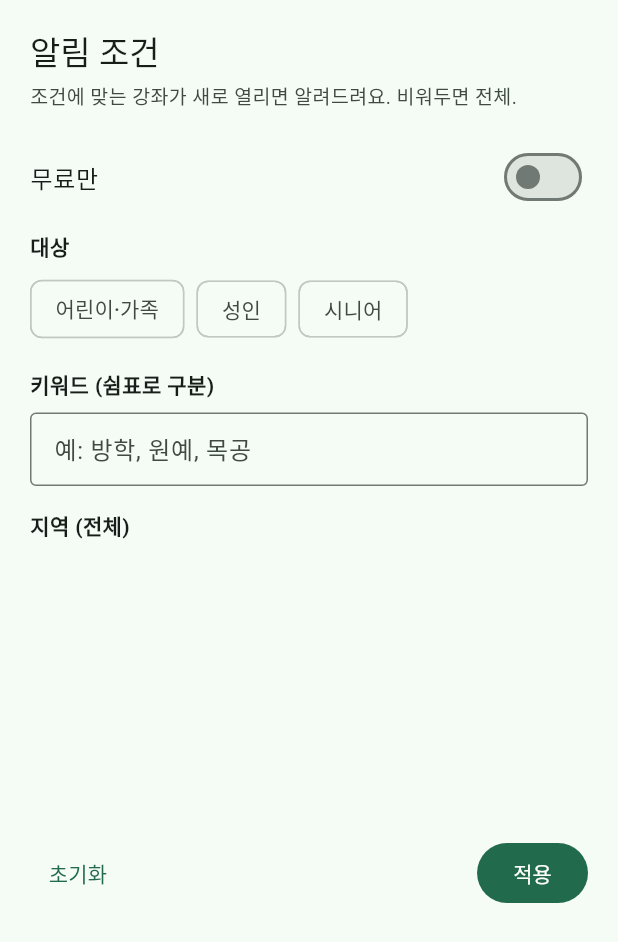
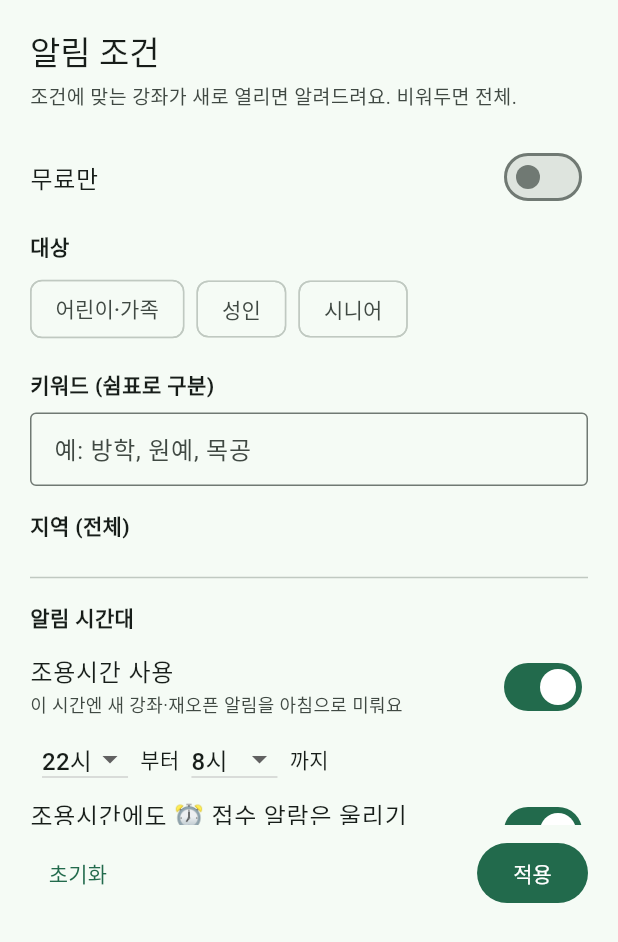
Before and after one commit to sooya8922/chwiso-allimi, a Flutter app: the FilterSheet widget shown alone on an empty page, opened directly with empty values, on a phone screen of 412 x 824 dp. Shown: the top 942 px of the screen. Run offline on Flutter 3.47's test engine with Material 3 defaults, Android fonts, the phone set to English and light mode, and no system bars; our stand-ins replace flutter_local_notifications, shared_preferences, timezone; missing offline and left inert: workmanager; accounts and stored records are empty; network calls fail; statements that could not run were skipped.

Commit message:
v0.2.5: 조용시간 사용자 설정 — on/off·시작/끝 시각·알람 예외 여부(필터 시트), 엣지 테스트 10종

```diff
--- a/app/lib/logic/notif_planner.dart
+++ b/app/lib/logic/notif_planner.dart
@@ -40,10 +40,52 @@ class PlannedAlarm {
 /// 현재 KST 월클럭(naive) — 기기 TZ가 한국이 아니어도(해외여행 엣지) 데이터(KST)와 일관되게 비교.
 DateTime kstNow() => DateTime.now().toUtc().add(const Duration(hours: 9));
 
-/// 조용시간(KST 22:00~07:59) — 즉시알림(신규/재오픈)은 이 시간대에 발송하지 않고
-/// 다음 주간 확인 때로 미룬다(밤새 발견돼도 손해 없는 배치성 소식이라 — M4 사용자 피드백).
-/// ⏰ 광클 알람은 예외: 자정 오픈을 잡으려고 건 알람은 울리는 게 목적.
-bool inQuietHours(DateTime now) => now.hour >= 22 || now.hour < 8;
+/// 조용시간 설정 — 사용자가 지정(기본 22시~8시). 즉시알림(신규/재오픈)은 이 시간대에
+/// 발송하지 않고 다음 주간 확인 때로 미룬다(배치성 소식이라 늦어도 손해 없음 — M4 피드백).
+/// [alarmsExempt]=true(기본)면 ⏰ 광클 알람은 예외(자정 오픈을 잡으려고 건 알람은 울리는 게 목적),
+/// false면 알람도 조용시간에 걸리는 건 예약하지 않는다.
+class QuietConfig {
+  final bool enabled;
+  final int startHour; // 0~23
+  final int endHour; // 0~23 (start>end면 자정 걸침)
+  final bool alarmsExempt;
+
+  const QuietConfig({this.enabled = true, this.startHour = 22, this.endHour = 8, this.alarmsExempt = true});
+
+  Map<String, dynamic> toJson() =>
+      {'enabled': enabled, 'startHour': startHour, 'endHour': endHour, 'alarmsExempt': alarmsExempt};
+
+  factory QuietConfig.fromJson(Map<String, dynamic> j) => QuietConfig(
+        enabled: (j['enabled'] ?? true) as bool,
+        startHour: ((j['startHour'] ?? 22) as int).clamp(0, 23),
+        endHour: ((j['endHour'] ?? 8) as int).clamp(0, 23),
+        alarmsExempt: (j['alarmsExempt'] ?? true) as bool,
+      );
+
+  QuietConfig copyWith({bool? enabled, int? startHour, int? endHour, bool? alarmsExempt}) => QuietConfig(
+        enabled: enabled ?? this.enabled,
+        startHour: startHour ?? this.startHour,
+        endHour: endHour ?? this.endHour,
+        alarmsExempt: alarmsExempt ?? this.alarmsExempt,
+      );
+}
+
+/// 지금이 조용시간인가. 자정 걸침(22→8)과 안 걸침(13→18) 모두 지원.
+/// 엣지: start==end는 빈 창(조용시간 없음)으로 정의.
+bool inQuietHours(DateTime now, [QuietConfig cfg = const QuietConfig()]) {
+  if (!cfg.enabled || cfg.startHour == cfg.endHour) return false;
+  final h = now.hour;
+  return cfg.startHour < cfg.endHour
+      ? (h >= cfg.startHour && h < cfg.endHour)
+      : (h >= cfg.startHour || h < cfg.endHour);
+}
+
+/// 알람 목록에 조용시간 정책 적용 — alarmsExempt면 그대로, 아니면 조용시간에
+/// 울릴 알람 제거(미루면 접수 시작을 지나버려 의미가 없으므로 제거가 정직하다).
+List<PlannedAlarm> applyQuietToAlarms(List<PlannedAlarm> alarms, QuietConfig cfg) {
+  if (cfg.alarmsExempt) return alarms;
+  return alarms.where((a) => !inQuietHours(a.at, cfg)).toList();
+}
 
 /// 오픈까지 남은 시간 라벨 — 반드시 '지금' 기준으로 계산(feed의 lead_min은 생성시점 기준이라
 /// 그대로 쓰면 "09시 시작인데 3시간 후" 같은 어긋남이 생긴다 — M4 실기기 실측 버그).
--- a/app/lib/widgets/filter_sheet.dart
+++ b/app/lib/widgets/filter_sheet.dart
@@ -1,13 +1,19 @@
 import 'package:flutter/material.dart';
 
 import '../logic/matcher.dart';
+import '../logic/notif_planner.dart';
+
+/// 필터 시트 결과 — 구독조건 + 조용시간 설정
+typedef FilterResult = ({Subscription sub, QuietConfig quiet});
 
 /// 구독조건 편집 바텀시트. 저장은 호출측(HomeScreen)이 한다.
 class FilterSheet extends StatefulWidget {
   final Subscription initial;
+  final QuietConfig initialQuiet;
   final List<String> availableAreas; // feed에서 추출한 실제 구 목록
 
-  const FilterSheet({super.key, required this.initial, required this.availableAreas});
+  const FilterSheet(
+      {super.key, required this.initial, this.initialQuiet = const QuietConfig(), required this.availableAreas});
 
   @override
   State<FilterSheet> createState() => _FilterSheetState();
@@ -17,6 +23,7 @@ class _FilterSheetState extends State<FilterSheet> {
   late Set<String> areas = {...widget.initial.areas};
   late bool freeOnly = widget.initial.freeOnly;
   late Set<String> targets = {...widget.initial.targets};
+  late QuietConfig quiet = widget.initialQuiet;
   late final TextEditingController kwCtrl =
       TextEditingController(text: widget.initial.keywords.join(', '));
 
@@ -28,7 +35,8 @@ class _FilterSheetState extends State<FilterSheet> {
     super.dispose();
   }
 
-  Subscription _build() => Subscription(
+  FilterResult _build() => (
+        sub: Subscription(
           areas: areas,
           freeOnly: freeOnly,
           targets: targets,
@@ -37,6 +45,15 @@ class _FilterSheetState extends State<FilterSheet> {
               .map((s) => s.trim())
               .where((s) => s.isNotEmpty)
               .toList(),
+        ),
+        quiet: quiet,
+      );
+
+  Widget _hourDropdown(int value, ValueChanged<int?> onChanged) => DropdownButton<int>(
+        value: value,
+        isDense: true,
+        items: List.generate(24, (h) => DropdownMenuItem(value: h, child: Text('$h시'))),
+        onChanged: quiet.enabled ? onChanged : null,
       );
 
   @override
@@ -99,6 +116,33 @@ class _FilterSheetState extends State<FilterSheet> {
                           ))
                       .toList(),
                 ),
+                const Divider(height: 32),
+                const Text('알림 시간대', style: TextStyle(fontWeight: FontWeight.w600)),
+                SwitchListTile(
+                  contentPadding: EdgeInsets.zero,
+                  title: const Text('조용시간 사용'),
+                  subtitle: const Text('이 시간엔 새 강좌·재오픈 알림을 아침으로 미뤄요', style: TextStyle(fontSize: 12)),
+                  value: quiet.enabled,
+                  onChanged: (v) => setState(() => quiet = quiet.copyWith(enabled: v)),
+                ),
+                Row(
+                  children: [
+                    const SizedBox(width: 8),
+                    _hourDropdown(quiet.startHour, (v) => setState(() => quiet = quiet.copyWith(startHour: v))),
+                    const Padding(padding: EdgeInsets.symmetric(horizontal: 8), child: Text('부터')),
+                    _hourDropdown(quiet.endHour, (v) => setState(() => quiet = quiet.copyWith(endHour: v))),
+                    const Padding(padding: EdgeInsets.symmetric(horizontal: 8), child: Text('까지')),
+                  ],
+                ),
+                SwitchListTile(
+                  contentPadding: EdgeInsets.zero,
+                  title: const Text('조용시간에도 ⏰ 접수 알람은 울리기'),
+                  subtitle: const Text('끄면 조용시간에 걸린 접수 알람은 예약하지 않아요', style: TextStyle(fontSize: 12)),
+                  value: quiet.alarmsExempt,
+                  onChanged: quiet.enabled
+                      ? (v) => setState(() => quiet = quiet.copyWith(alarmsExempt: v))
+                      : null,
+                ),
               ],
             ),
           ),
@@ -113,6 +157,7 @@ class _FilterSheetState extends State<FilterSheet> {
                       targets.clear();
                       freeOnly = false;
                       kwCtrl.clear();
+                      quiet = const QuietConfig();
                     }),
                     child: const Text('초기화'),
                   ),
--- a/app/pubspec.yaml
+++ b/app/pubspec.yaml
@@ -1,7 +1,7 @@
 name: yeollim_allim
 description: "열림알림 — 서울 공공강좌·체험 접수 오픈 알림"
 publish_to: "none"
-version: 0.2.4+6
+version: 0.2.5+7
 
 environment:
   sdk: ^3.5.0
```
Also changed, not shown: app/lib/screens/home_screen.dart (+11 -5 lines), app/lib/services/background.dart (+6 -3 lines), app/lib/services/prefs_service.dart (+18 -0 lines), 2 other files. Lines whose indentation alone changed are shown as unchanged.
